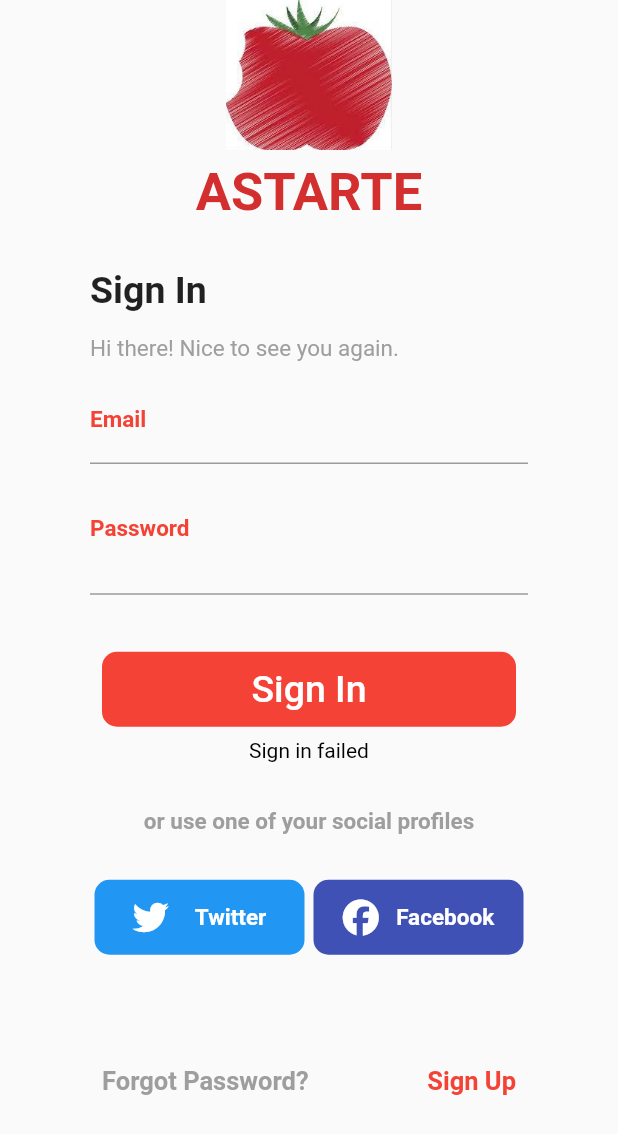
After one commit to aerengns/ASTARTE, a Flutter app: the screen it shows after launch, in the side drawer, after a tap on "Sign In", on a phone screen of 412 x 824 dp. The commit adds this screen. Shown: the top 1134 px of the screen. Run offline on Flutter 3.47's test engine with Material 2 defaults, Android fonts, the phone set to English and light mode, and no system bars; our stand-ins replace firebase_auth, firebase_core, font_awesome_flutter; accounts and stored records are empty.

Commit message:
Add sign up functionality

```diff
--- a/flutter_test/flutter_init/my_app/lib/main.dart
+++ b/flutter_test/flutter_init/my_app/lib/main.dart
@@ -2,15 +2,14 @@
 // Use of this source code is governed by a BSD-style license that can be
 // found in the LICENSE file.
 import 'package:flutter/material.dart';
-import 'package:font_awesome_flutter/font_awesome_flutter.dart';
 import 'package:firebase_core/firebase_core.dart';
-import 'package:firebase_auth/firebase_auth.dart';
-import 'package:my_app/validator.dart';
 import 'firebase_options.dart';
 import 'package:my_app/homepage.dart';
 import 'package:my_app/reports.dart';
 import 'package:my_app/workers.dart';
 import 'package:my_app/farms.dart';
+import 'package:my_app/sign_in.dart';
+import 'package:my_app/sign_up.dart';
 
 void main() async {
   WidgetsFlutterBinding.ensureInitialized();
@@ -19,8 +18,6 @@ void main() async {
   );
   runApp(const Astarte());
 }
-
-void main() => runApp(const Astarte());
 
 class Astarte extends StatelessWidget {
   const Astarte({super.key});
@@ -34,6 +31,8 @@ class Astarte extends StatelessWidget {
         // When navigating to the "/" route, build the FirstScreen widget.
         '/': (context) => const HomePage(),
         // When navigating to the "/second" route, build the SecondScreen widget.
+        '/sign_in': (context) => const MyApp(),
+        '/sign_up': (context) => const SignUp(),
         '/reports': (context) => const Reports(),
         '/workers': (context) => const Workers(),
         '/farms': (context) => const Farms(),
--- a/flutter_test/flutter_init/my_app/lib/sidebar.dart
+++ b/flutter_test/flutter_init/my_app/lib/sidebar.dart
@@ -72,6 +72,34 @@ Widget sideBar(BuildContext context) {
             ],
           ),
         ),
+        RawMaterialButton(
+          textStyle: const TextStyle(color: Colors.grey),
+          onPressed: () {
+            Navigator.pushNamed(context, '/sign_in');
+          },
+          child: Row(
+            mainAxisAlignment: MainAxisAlignment.spaceBetween,
+            children: const [
+              Icon(Icons.home_filled),
+              Text("Sign In"),
+              Icon(Icons.arrow_forward_ios_rounded)
+            ],
+          ),
+        ),
+        RawMaterialButton(
+          textStyle: const TextStyle(color: Colors.grey),
+          onPressed: () {
+            Navigator.pushNamed(context, '/sign_up');
+          },
+          child: Row(
+            mainAxisAlignment: MainAxisAlignment.spaceBetween,
+            children: const [
+              Icon(Icons.home_filled),
+              Text("Sign Up"),
+              Icon(Icons.arrow_forward_ios_rounded)
+            ],
+          ),
+        ),
         const SizedBox(height: 420,),
         RawMaterialButton(
           textStyle: const TextStyle(color: Colors.grey),
--- /dev/null
+++ b/flutter_test/flutter_init/my_app/lib/sign_in.dart
@@ -0,0 +1,345 @@
+import 'package:flutter/material.dart';
+import 'package:firebase_auth/firebase_auth.dart';
+import 'package:my_app/validator.dart';
+import 'package:font_awesome_flutter/font_awesome_flutter.dart';
+
+
+class SignInForm extends StatefulWidget {
+  const SignInForm({super.key});
+
+  @override
+  State<SignInForm> createState() => _SignInFormState();
+}
+
+class _SignInFormState extends State<SignInForm> {
+  bool _isHidden = true;
+  final GlobalKey<FormState> _formKey = GlobalKey<FormState>();
+  final TextEditingController _emailController = TextEditingController();
+  final TextEditingController _passwordController = TextEditingController();
+  bool _success = false;
+  String _userEmail = '';
+
+  void _handleTap() {
+    setState(() {
+      _isHidden = !_isHidden;
+    });
+  }
+
+  @override
+  Widget build(BuildContext context) {
+    return Form(
+        key: _formKey,
+        child: Column(
+          crossAxisAlignment: CrossAxisAlignment.start,
+          mainAxisSize: MainAxisSize.min,
+          mainAxisAlignment: MainAxisAlignment.spaceEvenly,
+          children: [
+            SizedBox(
+                width: 300,
+                child: TextFormField(
+                  controller: _emailController,
+                  validator: (value) => Validator.validateEmail(email: value ?? ''),
+                  obscureText: false,
+                  decoration: const InputDecoration(
+                    border: UnderlineInputBorder(),
+                    labelStyle: TextStyle(
+                        color: Colors.red, fontSize: 15, fontWeight: FontWeight.bold),
+                    labelText: 'Email',
+                    hintText: 'example@email.com',
+                  ),
+                )
+            ),
+            SizedBox(
+              width: 300,
+              child: SizedBox(
+                width: 300,
+                child: TextFormField(
+                  controller: _passwordController,
+                  validator: (value) => Validator.validatePassword(password: value ?? ''),
+                  obscureText: _isHidden,
+                  decoration: InputDecoration(
+                    border: const UnderlineInputBorder(),
+                    labelStyle: const TextStyle(
+                        color: Colors.red,
+                        fontSize: 15,
+                        fontWeight: FontWeight.bold),
+                    labelText: 'Password',
+                    suffix: IconButton(
+                      onPressed: _handleTap,
+                      icon: const Icon(
+                        Icons.remove_red_eye_sharp,
+                        color: Colors.black26,
+                      ),
+                    ),
+                  ),
+                ),
+              ),
+            ),
+            Container(
+              padding: const EdgeInsets.only(top: 30),
+              child: TextButton(
+                onPressed: () async {
+                  if (_formKey.currentState!.validate()) {
+                    _signInWithEmailAndPassword();
+                  }
+                },
+                child: Container(
+                  alignment: Alignment.center,
+                  height: 50,
+                  width: 300,
+                  decoration: const BoxDecoration(
+                    color: Colors.red,
+                    borderRadius: BorderRadius.all(
+                      Radius.circular(10),
+                    ),
+                  ),
+                  child: const Text(
+                    'Sign In',
+                    style: TextStyle(color: Colors.white, fontSize: 25),
+                  ),
+                ),
+              ),
+            ),
+            Container(
+              alignment: Alignment.center,
+              padding: const EdgeInsets.symmetric(horizontal: 16),
+              child: Text(
+                _success
+                    ? 'Successfully signed in $_userEmail'
+                    : 'Sign in failed',
+                style: TextStyle(color: Colors.black),
+              ),
+            )
+          ],
+        )
+    );
+  }
+
+  @override
+  void dispose() {
+    _emailController.dispose();
+    _passwordController.dispose();
+    super.dispose();
+  }
+
+  void _signInWithEmailAndPassword() async {
+    FirebaseAuth auth = FirebaseAuth.instance;
+    final User? user = (await auth.signInWithEmailAndPassword(
+      email: _emailController.text,
+      password: _passwordController.text,
+    )).user;
+
+    if (user != null) {
+      setState(() {
+        _success = true;
+        _userEmail = user.email!;
+        if (_success) {
+          Navigator.pushNamed(context, '/homepage');
+        }
+      });
+    } else {
+      setState(() {
+        _success = false;
+      });
+    }
+  }
+}
+
+class MyApp extends StatelessWidget {
+  const MyApp({super.key});
+
+  @override
+  Widget build(BuildContext context) {
+    Widget titleSection = Column(children: [
+      Row(
+        children: [
+          Expanded(
+            /*1*/
+            child: Column(
+              crossAxisAlignment: CrossAxisAlignment.center,
+              children: [
+                /*2*/
+                Container(
+                  padding: const EdgeInsets.only(top: 8, bottom: 30),
+                  child: Text(
+                    'ASTARTE',
+                    style: TextStyle(
+                        fontWeight: FontWeight.bold,
+                        color: Colors.red[700],
+                        fontSize: 35),
+                  ),
+                ),
+              ],
+            ),
+          ),
+        ],
+      ),
+      Row(
+        children: [
+          Expanded(
+              child: Container(
+                  padding: const EdgeInsets.symmetric(horizontal: 60),
+                  child: Column(
+                    crossAxisAlignment: CrossAxisAlignment.start,
+                    children: [
+                      const Text(
+                        'Sign In',
+                        style: TextStyle(
+                            fontWeight: FontWeight.bold,
+                            color: Colors.black87,
+                            fontSize: 25),
+                      ),
+                      Container(
+                        padding: const EdgeInsets.only(top: 15),
+                        child: Text(
+                          'Hi there! Nice to see you again.',
+                          style:
+                          TextStyle(color: Colors.grey[500], fontSize: 15),
+                        ),
+                      )
+                    ],
+                  )))
+        ],
+      )
+    ]);
+
+    Widget credentialsSection = Container(
+      padding: const EdgeInsets.symmetric(vertical: 10, horizontal: 60),
+      child: Column(
+          crossAxisAlignment: CrossAxisAlignment.start,
+          mainAxisSize: MainAxisSize.min,
+          mainAxisAlignment: MainAxisAlignment.spaceEvenly,
+          children: [
+            const SignInForm(),
+
+            Container(
+              alignment: Alignment.center,
+              width: 300,
+              padding: const EdgeInsets.only(top: 30),
+              child: Text(
+                'or use one of your social profiles',
+                style: TextStyle(
+                    color: Colors.grey[500],
+                    fontSize: 15,
+                    fontWeight: FontWeight.bold),
+              ),
+            ),
+            Container(
+              alignment: Alignment.center,
+              width: 300,
+              padding: const EdgeInsets.only(top: 30),
+              child: Row(
+                mainAxisAlignment: MainAxisAlignment.spaceAround,
+                children: [
+                  Container(
+                    height: 50,
+                    width: 140,
+                    decoration: const BoxDecoration(
+                      color: Colors.blue,
+                      borderRadius: BorderRadius.all(
+                        Radius.circular(10),
+                      ),
+                    ),
+                    child: TextButton(
+                      onPressed: () {},
+                      child: Row(
+                        mainAxisAlignment: MainAxisAlignment.spaceEvenly,
+                        children: const [
+                          Icon(
+                            FontAwesomeIcons.twitter,
+                            color: Colors.white,
+                          ),
+                          Text(
+                            'Twitter',
+                            style: TextStyle(
+                                fontWeight: FontWeight.bold,
+                                fontSize: 15,
+                                color: Colors.white),
+                          ),
+                        ],
+                      ),
+                    ),
+                  ),
+                  Container(
+                    height: 50,
+                    width: 140,
+                    decoration: const BoxDecoration(
+                      color: Colors.indigo,
+                      borderRadius: BorderRadius.all(
+                        Radius.circular(10),
+                      ),
+                    ),
+                    child: TextButton(
+                      onPressed: () {},
+                      child: Row(
+                        mainAxisAlignment: MainAxisAlignment.spaceEvenly,
+                        children: const [
+                          FaIcon(
+                            FontAwesomeIcons.facebook,
+                            color: Colors.white,
+                          ),
+                          Text(
+                            'Facebook',
+                            style: TextStyle(
+                                fontWeight: FontWeight.bold,
+                                fontSize: 15,
+                                color: Colors.white),
+                          ),
+                        ],
+                      ),
+                    ),
+                  ),
+                ],
+              ),
+            ),
+            Container(
+              padding: const EdgeInsets.only(top: 60),
+              width: 300,
+              child: Row(
+                mainAxisAlignment: MainAxisAlignment.spaceBetween,
+                children: [
+                  TextButton(
+                    onPressed: () {},
+                    child: const Text(
+                      'Forgot Password?',
+                      style: TextStyle(
+                          color: Colors.grey,
+                          fontWeight: FontWeight.bold,
+                          fontSize: 17),
+                    ),
+                  ),
+                  TextButton(
+                    onPressed: () {},
+                    child: const Text(
+                      'Sign Up',
+                      style: TextStyle(
+                          color: Colors.red,
+                          fontWeight: FontWeight.bold,
+                          fontSize: 17),
+                    ),
+                  ),
+                ],
+              ),
+            ),
+          ]),
+    );
+
+    return MaterialApp(
+      title: 'Flutter Layout Demo',
+      home: Scaffold(
+        body: ListView(
+          children: [
+            Image.asset(
+              'assets/images/astarte.jpg',
+              width: 100,
+              height: 100,
+              fit: BoxFit.contain,
+            ),
+            titleSection,
+            credentialsSection,
+          ],
+        ),
+      ),
+    );
+  }
+}
```
Also changed, not shown: flutter_test/flutter_init/my_app/lib/sign_up.dart (added, +233 -0 lines).
